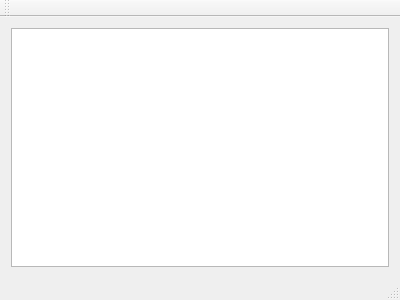
First picture: the form in mainwindow.ui, repository smKaK/ExcelLab, before the edit.
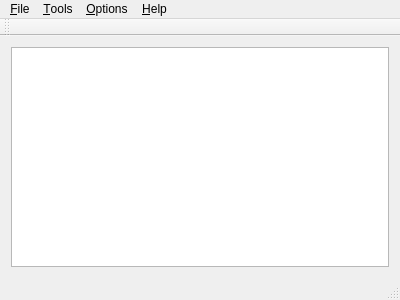
Second picture: the form after the edit. Custom widgets are drawn as their Qt base class.

Commit message: Creating menu bar and slots

Patch:
```diff
--- a/mainwindow.ui
+++ b/mainwindow.ui
@@ -29,6 +29,41 @@
      <height>17</height>
     </rect>
    </property>
+   <widget class="QMenu" name="menu_File">
+    <property name="title">
+     <string>&amp;File</string>
+    </property>
+    <addaction name="actionNew"/>
+    <addaction name="action_Open"/>
+    <addaction name="action_Save"/>
+    <addaction name="action_Save_as"/>
+    <addaction name="separator"/>
+    <addaction name="separator"/>
+    <addaction name="action_Exit"/>
+   </widget>
+   <widget class="QMenu" name="menuTools">
+    <property name="title">
+     <string>&amp;Tools</string>
+    </property>
+    <addaction name="action_Recalculate"/>
+   </widget>
+   <widget class="QMenu" name="menu_Options">
+    <property name="title">
+     <string>&amp;Options</string>
+    </property>
+    <addaction name="action_Auto_Recalculate"/>
+   </widget>
+   <widget class="QMenu" name="menu_Help">
+    <property name="title">
+     <string>&amp;Help</string>
+    </property>
+    <addaction name="action_About_Qt"/>
+    <addaction name="actionAbout"/>
+   </widget>
+   <addaction name="menu_File"/>
+   <addaction name="menuTools"/>
+   <addaction name="menu_Options"/>
+   <addaction name="menu_Help"/>
   </widget>
   <widget class="QToolBar" name="mainToolBar">
    <attribute name="toolBarArea">
```
Left out of the diff: 50 changed lines with no effect on the pictures. The commit also changes 3 other files.
